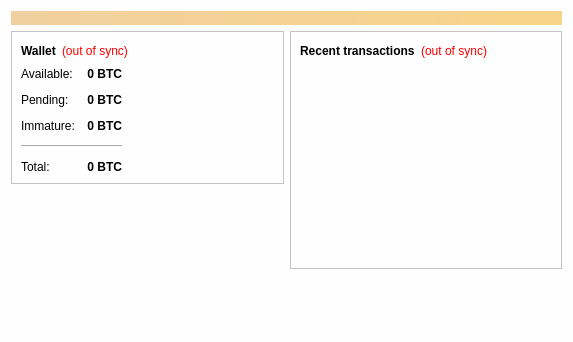
First picture: the form in src/qt/forms/overviewpage.ui, repository savale/freshcoin, before the edit.
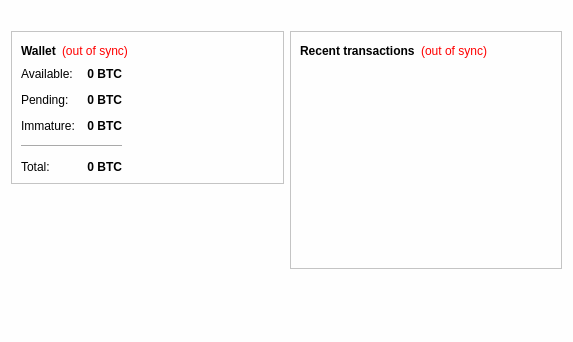
Second picture: the form after the edit. Icons and pictures are not drawn.

Patch:
```diff
--- a/src/qt/forms/overviewpage.ui
+++ b/src/qt/forms/overviewpage.ui
@@ -2,6 +2,12 @@
 <ui version="4.0">
  <class>OverviewPage</class>
  <widget class="QWidget" name="OverviewPage">
+  <property name="autoFillBackground">
+   <bool>true</bool>
+  </property>
+  <property name="styleSheet">
+   <string notr="true">background-color: rgb(254, 254, 254)</string>
+  </property>
   <property name="geometry">
    <rect>
     <x>0</x>
@@ -22,9 +28,6 @@
      <property name="visible">
       <bool>false</bool>
      </property>
-     <property name="styleSheet">
-      <string notr="true">background-color: qlineargradient(x1: 0, y1: 0, x2: 1, y2: 0, stop:0 #F0D0A0, stop:1 #F8D488); color:#000000;</string>
-     </property>
      <property name="wordWrap">
       <bool>true</bool>
      </property>
```
Left out of the diff: 3 changed lines with no effect on the pictures.
